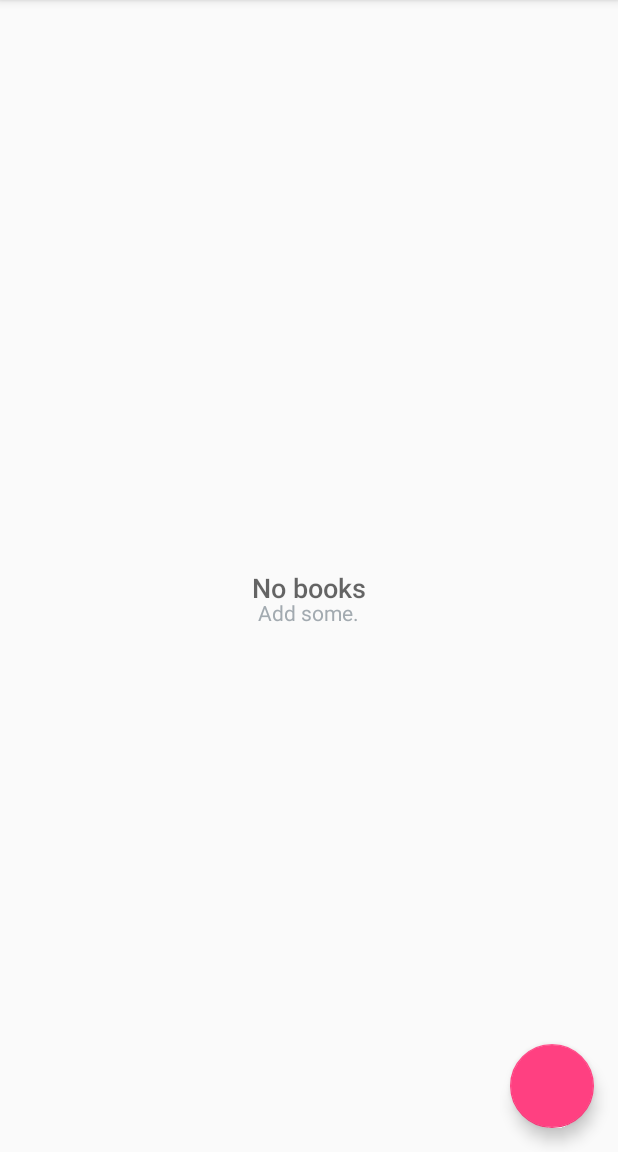
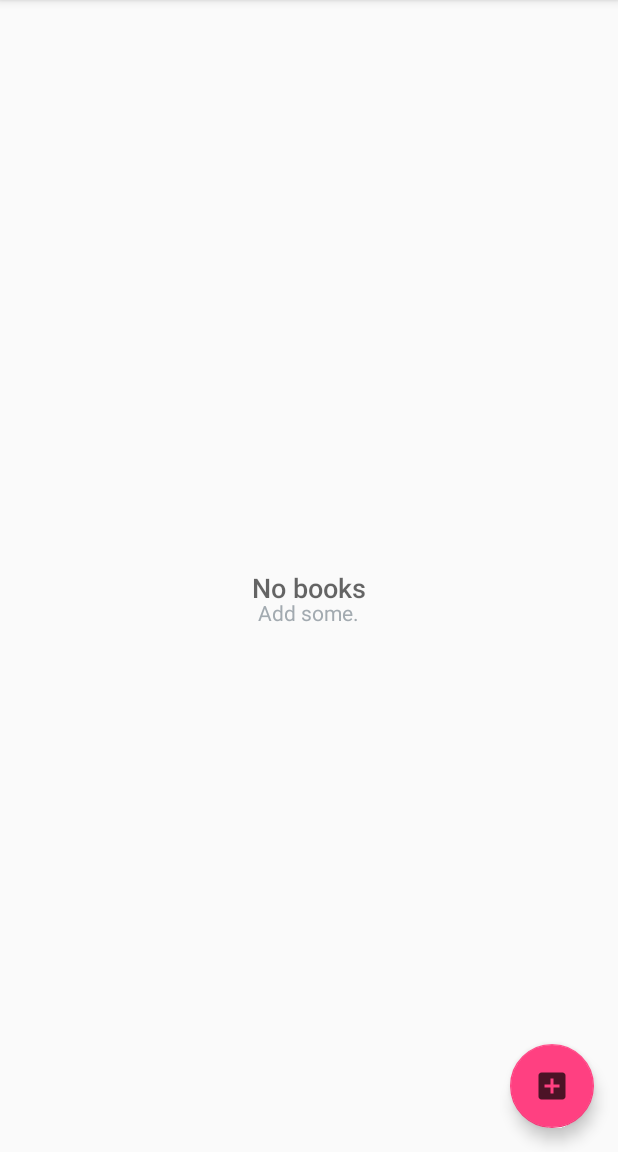
Before and after one commit to idzikowskijedrzej/InventoryApp2, an Android app: the screen it shows after launch (MainActivity), on a phone screen of 412 x 824 dp, the part 84-1236 px from its top. Run offline under Robolectric (Android 15) with nearby library versions, the phone set to English and light mode, and no system bars.

Commit message:
added fab src

```diff
--- a/app/src/main/java/com/example/jedrzej/inventoryapp2/MainActivity.java
+++ b/app/src/main/java/com/example/jedrzej/inventoryapp2/MainActivity.java
@@ -32,6 +32,7 @@ public class MainActivity extends AppCompatActivity implements
         setContentView(R.layout.activity_main);
 
         FloatingActionButton fab = findViewById(R.id.fab);
+        fab.setImageResource(R.drawable.ic_add_book);
         fab.setOnClickListener(new View.OnClickListener() {
             @Override
             public void onClick(View view) {
--- /dev/null
+++ b/app/src/main/res/drawable/ic_add_book.xml
@@ -0,0 +1,5 @@
+<vector android:alpha="0.7" android:height="48dp"
+    android:viewportHeight="24.0" android:viewportWidth="24.0"
+    android:width="48dp" xmlns:android="http://schemas.android.com/apk/res/android">
+    <path android:fillColor="#FF000000" android:pathData="M19,3L5,3c-1.11,0 -2,0.9 -2,2v14c0,1.1 0.89,2 2,2h14c1.1,0 2,-0.9 2,-2L21,5c0,-1.1 -0.9,-2 -2,-2zM17,13h-4v4h-2v-4L7,13v-2h4L11,7h2v4h4v2z"/>
+</vector>
```
